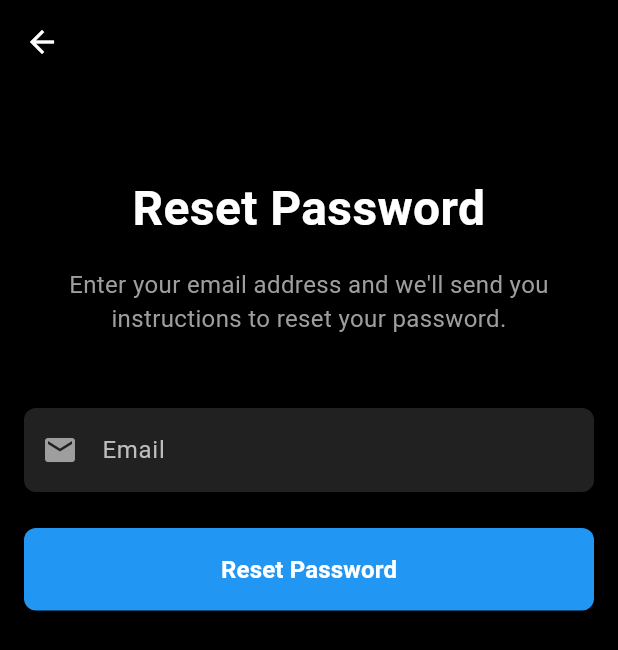
After one commit to dpsheth/exercise_social_media, a Flutter app: the screen it shows after launch, after a tap on "Forgot Password?", on a phone screen of 412 x 824 dp. The commit adds this screen. Shown: the top 650 px of the screen. Run offline on Flutter 3.47's test engine with Material 3 defaults, Android fonts, the phone set to English and light mode, and no system bars; our stand-ins replace image_picker.

Commit message:
forgot password button + forgot password page w/basic routing

```diff
--- /dev/null
+++ b/bepeel/lib/forgot_password_page.dart
@@ -0,0 +1,158 @@
+import 'package:flutter/material.dart';
+
+class ForgotPasswordPage extends StatefulWidget {
+  const ForgotPasswordPage({super.key});
+
+  @override
+  State<ForgotPasswordPage> createState() => _ForgotPasswordPageState();
+}
+
+class _ForgotPasswordPageState extends State<ForgotPasswordPage> {
+  final _emailController = TextEditingController();
+  String _message = '';
+  bool _isSuccess = false;
+
+  void _resetPassword() {
+    // Dismiss keyboard
+    FocusScope.of(context).unfocus();
+
+    final email = _emailController.text.trim();
+
+    // Email validation
+    final emailRegex = RegExp(r'^[\w-\.]+@([\w-]+\.)+[\w-]{2,4}$');
+    if (!emailRegex.hasMatch(email)) {
+      setState(() {
+        _message = 'Please enter a valid email address';
+        _isSuccess = false;
+      });
+      return;
+    }
+
+    // Simulate password reset request
+    setState(() {
+      _message = 'Password reset link has been sent to your email';
+      _isSuccess = true;
+    });
+
+    // Return to login page after 2 seconds
+    Future.delayed(const Duration(seconds: 2), () {
+      if (mounted) {  // Check if widget is still mounted
+        Navigator.pop(context);
+      }
+    });
+  }
+
+  @override
+  void dispose() {
+    _emailController.dispose();
+    super.dispose();
+  }
+
+  @override
+  Widget build(BuildContext context) {
+    return Scaffold(
+      backgroundColor: Colors.black,
+      appBar: AppBar(
+        backgroundColor: Colors.black,
+        leading: IconButton(
+          icon: const Icon(Icons.arrow_back, color: Colors.white),
+          onPressed: () => Navigator.pop(context),
+        ),
+      ),
+      // Wrap entire body with ResizeToAvoidBottomInset
+      resizeToAvoidBottomInset: false,
+      body: SafeArea(
+        child: Padding(
+          padding: const EdgeInsets.symmetric(horizontal: 16.0),
+          child: Column(
+            children: [
+              Expanded(
+                child: SingleChildScrollView(
+                  child: Column(
+                    mainAxisAlignment: MainAxisAlignment.center,
+                    crossAxisAlignment: CrossAxisAlignment.stretch,
+                    children: [
+                      const SizedBox(height: 60),
+                      const Text(
+                        'Reset Password',
+                        style: TextStyle(
+                          color: Colors.white,
+                          fontSize: 32,
+                          fontWeight: FontWeight.bold,
+                        ),
+                        textAlign: TextAlign.center,
+                      ),
+                      const SizedBox(height: 16),
+                      const Text(
+                        'Enter your email address and we\'ll send you instructions to reset your password.',
+                        style: TextStyle(
+                          color: Colors.grey,
+                          fontSize: 16,
+                        ),
+                        textAlign: TextAlign.center,
+                      ),
+                      const SizedBox(height: 48),
+                      TextField(
+                        controller: _emailController,
+                        style: const TextStyle(color: Colors.white),
+                        keyboardType: TextInputType.emailAddress,
+                        decoration: InputDecoration(
+                          hintText: 'Email',
+                          hintStyle: TextStyle(color: Colors.grey[400]),
+                          filled: true,
+                          fillColor: Colors.grey[900],
+                          border: OutlineInputBorder(
+                            borderRadius: BorderRadius.circular(8),
+                            borderSide: BorderSide.none,
+                          ),
+                          prefixIcon: const Icon(Icons.email, color: Colors.grey),
+                        ),
+                      ),
+                      if (_message.isNotEmpty)
+                        Padding(
+                          padding: const EdgeInsets.only(top: 16),
+                          child: Text(
+                            _message,
+                            style: TextStyle(
+                              color: _isSuccess ? Colors.green : Colors.red,
+                              fontSize: 14,
+                            ),
+                            textAlign: TextAlign.center,
+                          ),
+                        ),
+                      const SizedBox(height: 24),
+                      ElevatedButton(
+                        onPressed: _resetPassword,
+                        style: ElevatedButton.styleFrom(
+                          backgroundColor: Colors.blue,
+                          padding: const EdgeInsets.symmetric(vertical: 16),
+                          shape: RoundedRectangleBorder(
+                            borderRadius: BorderRadius.circular(8),
+                          ),
+                        ),
+                        child: const Text(
+                          'Reset Password',
+                          style: TextStyle(
+                            color: Colors.white,
+                            fontSize: 16,
+                            fontWeight: FontWeight.bold,
+                          ),
+                        ),
+                      ),
+                    ],
+                  ),
+                ),
+              ),
+              // Add padding at the bottom to avoid keyboard overlap
+              Padding(
+                padding: EdgeInsets.only(
+                  bottom: MediaQuery.of(context).viewInsets.bottom + 16,
+                ),
+              ),
+            ],
+          ),
+        ),
+      ),
+    );
+  }
+}
--- a/bepeel/lib/login_page.dart
+++ b/bepeel/lib/login_page.dart
@@ -1,6 +1,7 @@
 import 'package:flutter/material.dart';
 import 'main.dart'; // Add this import to access MainScreen
 import 'signup_page.dart'; // Add this import to access SignupPage
+import 'forgot_password_page.dart';
 
 class LoginPage extends StatefulWidget {
   const LoginPage({super.key});
@@ -132,7 +133,24 @@ class _LoginPageState extends State<LoginPage> {
                   ),
                 ),
               ),
-              const SizedBox(height: 16),
+              TextButton(
+                onPressed: () {
+                  Navigator.push(
+                    context,
+                    MaterialPageRoute(
+                      builder: (context) => const ForgotPasswordPage(),
+                    ),
+                  );
+                },
+                child: Text(
+                  'Forgot Password?',
+                  style: TextStyle(
+                    color: Colors.grey[400],
+                    fontSize: 14,
+                  ),
+                ),
+              ),
+              const SizedBox(height: 8),
               TextButton(
                 onPressed: () {
                   Navigator.push(
```
